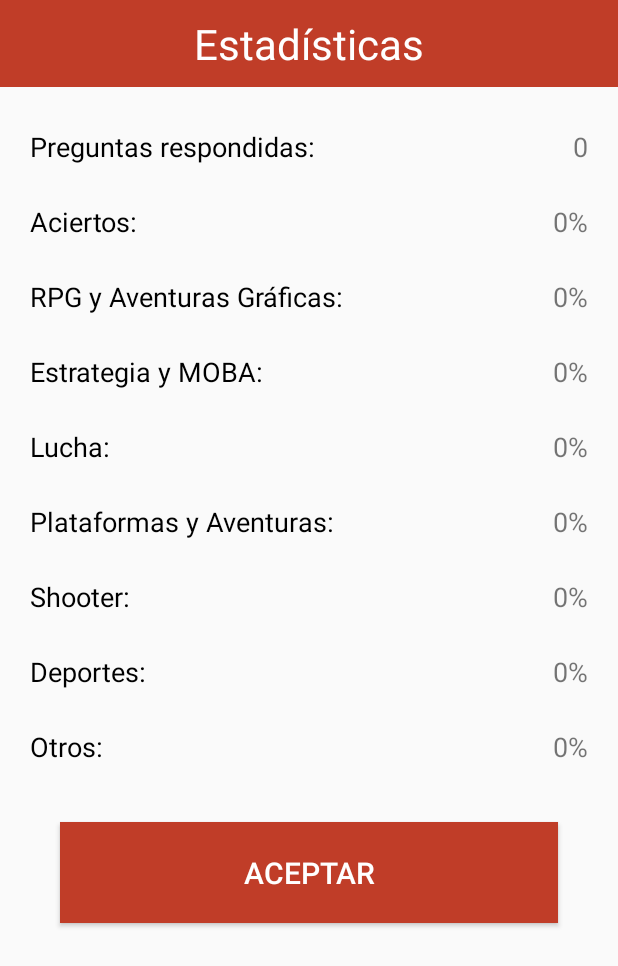
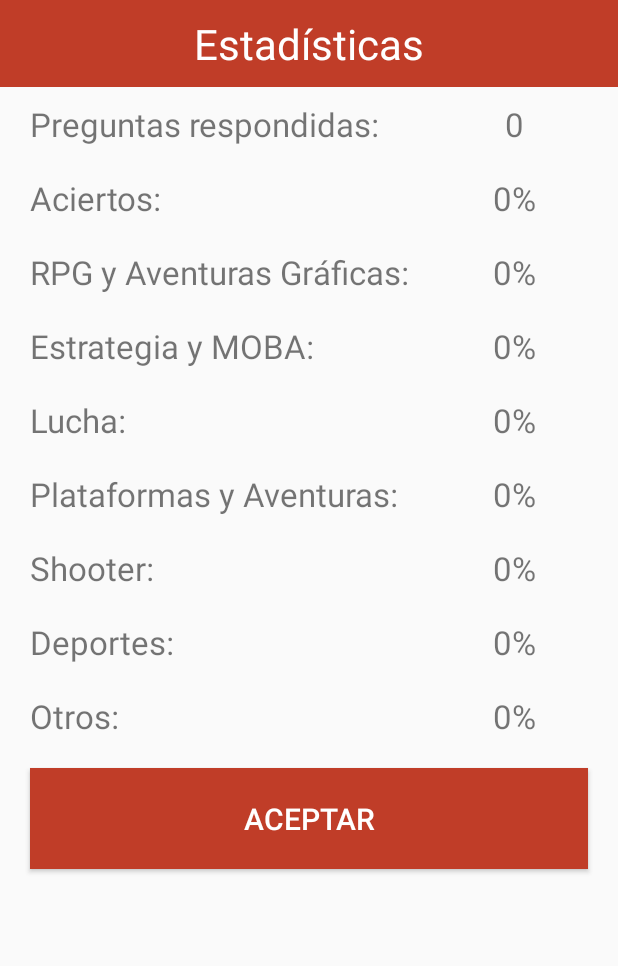
Before and after one commit to enylrad/Trivial_La_Ultima_y_Apago, an Android app: the fragment Registros placed in its activity, on a phone screen of 412 x 824 dp. Shown: the top 966 px of the screen. Run offline under Robolectric (Android 15) with nearby library versions, the phone set to English and light mode, and no system bars; libraries missing offline, so code that uses them is left out: com.rey.material; 3 statements that could not run were skipped.

Commit message:
Inicios de cambio de estilos, pantalla Estadisticas avanzada

```diff
--- a/app/src/main/res/layout/estadisticas_fragment.xml
+++ b/app/src/main/res/layout/estadisticas_fragment.xml
@@ -1,7 +1,6 @@
 <LinearLayout xmlns:android="http://schemas.android.com/apk/res/android"
     android:layout_width="match_parent"
     android:layout_height="match_parent"
-    android:gravity="end"
     android:orientation="vertical">
 
     <TextView
@@ -11,159 +10,124 @@
         android:gravity="center"
         android:padding="10dp"
         android:text="@string/estadisticas"
-        android:textAppearance="?android:attr/textAppearanceMedium"
         android:textColor="@color/blanco"
         android:textSize="28sp" />
 
-    <ScrollView
-        android:layout_width="match_parent"
-        android:layout_height="wrap_content">
-
-        <TableLayout
-            android:layout_width="match_parent"
-            android:layout_height="wrap_content"
-            android:padding="20dp">
-
-            <TableRow
-                android:layout_marginBottom="10dp"
-                android:minHeight="40dp">
+    <LinearLayout style="@style/EstadisticasLinearLayout">
 
         <TextView
-                    style="@style/TextoEstadisticas"
+            style="@style/EstadisticasTextViewDato"
             android:text="@string/preguntas_respondidas" />
 
         <TextView
             android:id="@+id/respondidas"
-                    style="@style/DatosEstadisticas"
-                    android:text="Resultado 1" />
+            style="@style/EstadisticasTextViewPorcentaje" />
 
-            </TableRow>
+    </LinearLayout>
 
-            <TableRow
-                android:layout_marginBottom="10dp"
-                android:minHeight="40dp">
+    <LinearLayout style="@style/EstadisticasLinearLayout">
 
         <TextView
-                    style="@style/TextoEstadisticas"
+            style="@style/EstadisticasTextViewDato"
             android:text="@string/preguntas_acertadas" />
 
         <TextView
             android:id="@+id/acertadas"
-                    style="@style/DatosEstadisticas"
-                    android:text="Resultado 1" />
+            style="@style/EstadisticasTextViewPorcentaje" />
 
-            </TableRow>
+    </LinearLayout>
 
-            <TableRow
-                android:layout_marginBottom="10dp"
-                android:minHeight="40dp">
+    <LinearLayout style="@style/EstadisticasLinearLayout">
 
         <TextView
-                    style="@style/TextoEstadisticas"
+            style="@style/EstadisticasTextViewDato"
             android:text="@string/categoria_RPG" />
 
         <TextView
             android:id="@+id/rpg_aventras_graficas"
-                    style="@style/DatosEstadisticas"
-                    android:text="Resultado 1" />
+            style="@style/EstadisticasTextViewPorcentaje" />
 
-            </TableRow>
+    </LinearLayout>
 
-            <TableRow
-                android:layout_marginBottom="10dp"
-                android:minHeight="40dp">
+    <LinearLayout style="@style/EstadisticasLinearLayout">
 
         <TextView
-                    style="@style/TextoEstadisticas"
+            style="@style/EstadisticasTextViewDato"
             android:text="@string/categoria_Estrategia" />
 
         <TextView
             android:id="@+id/estrategia"
-                    style="@style/DatosEstadisticas"
-                    android:text="Resultado 1" />
+            style="@style/EstadisticasTextViewPorcentaje" />
 
-            </TableRow>
+    </LinearLayout>
 
-            <TableRow
-                android:layout_marginBottom="10dp"
-                android:minHeight="40dp">
+    <LinearLayout style="@style/EstadisticasLinearLayout">
 
         <TextView
-                    style="@style/TextoEstadisticas"
+            style="@style/EstadisticasTextViewDato"
             android:text="@string/categoria_Lucha" />
 
         <TextView
             android:id="@+id/lucha"
-                    style="@style/DatosEstadisticas"
-                    android:text="Resultado 1" />
+            style="@style/EstadisticasTextViewPorcentaje" />
 
-            </TableRow>
+    </LinearLayout>
 
-            <TableRow
-                android:layout_marginBottom="10dp"
-                android:minHeight="40dp">
+    <LinearLayout style="@style/EstadisticasLinearLayout">
 
         <TextView
-                    style="@style/TextoEstadisticas"
+            style="@style/EstadisticasTextViewDato"
             android:text="@string/categoria_Plataformas" />
 
         <TextView
             android:id="@+id/plataformas_aventuras"
-                    style="@style/DatosEstadisticas"
-                    android:text="Resultado 1" />
+            style="@style/EstadisticasTextViewPorcentaje" />
 
-            </TableRow>
+    </LinearLayout>
 
-            <TableRow
-                android:layout_marginBottom="10dp"
-                android:minHeight="40dp">
+    <LinearLayout style="@style/EstadisticasLinearLayout">
 
         <TextView
-                    style="@style/TextoEstadisticas"
+            style="@style/EstadisticasTextViewDato"
             android:text="@string/categoria_Shooter" />
 
         <TextView
             android:id="@+id/shooter"
-                    style="@style/DatosEstadisticas"
-                    android:text="Resultado 1" />
+            style="@style/EstadisticasTextViewPorcentaje" />
 
-            </TableRow>
+    </LinearLayout>
 
-            <TableRow
-                android:layout_marginBottom="10dp"
-                android:minHeight="40dp">
+    <LinearLayout style="@style/EstadisticasLinearLayout">
 
         <TextView
-                    style="@style/TextoEstadisticas"
+            style="@style/EstadisticasTextViewDato"
             android:text="@string/categoria_Deportes" />
 
         <TextView
             android:id="@+id/deportes"
-                    style="@style/DatosEstadisticas"
-                    android:text="Resultado 1" />
+            style="@style/EstadisticasTextViewPorcentaje" />
 
-            </TableRow>
+    </LinearLayout>
 
-            <TableRow
-                android:layout_marginBottom="10dp"
-                android:minHeight="40dp">
+    <LinearLayout style="@style/EstadisticasLinearLayout">
 
         <TextView
-                    style="@style/TextoEstadisticas"
+            style="@style/EstadisticasTextViewDato"
             android:text="@string/categoria_Otros" />
 
         <TextView
             android:id="@+id/otros"
-                    style="@style/DatosEstadisticas"
-                    android:text="Resultado 1" />
+            style="@style/EstadisticasTextViewPorcentaje" />
 
-            </TableRow>
+    </LinearLayout>
 
     <Button
         android:id="@+id/aceptar"
         android:layout_width="match_parent"
         android:layout_height="wrap_content"
-                android:layout_margin="20dp"
+        android:layout_marginLeft="20dp"
+        android:layout_marginRight="20dp"
+        android:layout_marginTop="10dp"
         android:background="@drawable/boton"
         android:gravity="center"
         android:padding="20dp"
@@ -172,8 +136,4 @@
         android:textColor="@color/blanco"
         android:textSize="20sp" />
 
-        </TableLayout>
-
-    </ScrollView>
-
 </LinearLayout>
--- a/app/src/main/res/values/strings.xml
+++ b/app/src/main/res/values/strings.xml
@@ -119,5 +119,6 @@
 
     <string name="acercade">Acerca de</string>
     <string name="invitado">Invitado</string>
+    <string name="ejemplo_porcentaje">0%</string>
 
 </resources>
--- a/app/src/main/res/values/styles.xml
+++ b/app/src/main/res/values/styles.xml
@@ -3,48 +3,6 @@
     <!-- Base application theme. -->
     <style name="AppTheme" parent="Theme.AppCompat.Light.NoActionBar">
         <!-- Customize your theme here. -->
-    </style>
-
-    <style name="BotonMenu">
-        <item name="android:textSize">18sp</item>
-        <item name="android:textAllCaps">true</item>
-        <item name="android:textColor">@color/blanco</item>
-    </style>
-
-    <style name="TextoEstadisticas">
-        <item name="android:layout_width">0dp</item>
-        <item name="android:layout_weight">2</item>
-        <item name="android:layout_height">match_parent</item>
-        <item name="android:textSize">18sp</item>
-        <item name="android:textColor">@color/negro</item>
-        <item name="android:gravity">center_vertical</item>
-    </style>
-
-    <style name="DatosEstadisticas">
-        <item name="android:layout_width">0dp</item>
-        <item name="android:layout_weight">1</item>
-        <item name="android:layout_height">match_parent</item>
-        <item name="android:textSize">18sp</item>
-        <item name="android:gravity">right|center_vertical</item>
-    </style>
-
-    <style name="EnviarPreguntaTexto">
-        <item name="android:layout_height">match_parent</item>
-        <item name="android:textAppearance">?android:attr/textAppearanceMedium</item>
-        <item name="android:textColor">@color/negro</item>
-        <item name="android:textSize">18sp</item>
-        <item name="android:gravity">center_vertical</item>
-    </style>
-
-    <style name="EnviarPreguntaDatos">
-        <item name="android:layout_width">0dp</item>
-        <item name="android:layout_height">wrap_content</item>
-        <item name="android:layout_weight">1</item>
-        <item name="android:textColor">@color/negro</item>
-        <item name="android:textSize">18sp</item>
-        <item name="android:inputType">textCapSentences|textMultiLine</item>
-        <item name="android:maxLines">6</item>
-        <item name="android:scrollHorizontally">false</item>
     </style>
 
     <style name="SombreadoTexto">
@@ -57,4 +15,29 @@
         <item name="android:shadowRadius">3</item>
     </style>
 
+    <!-- estadisticas_fragment -->
+    <style name="EstadisticasLinearLayout">
+        <item name="android:layout_width">match_parent</item>
+        <item name="android:layout_height">wrap_content</item>
+        <item name="android:weightSum">100</item>
+        <item name="android:padding">10dp</item>
+    </style>
+
+    <style name="EstadisticasTextViewDato">
+        <item name="android:layout_width">0dp</item>
+        <item name="android:layout_height">match_parent</item>
+        <item name="android:layout_weight">70</item>
+        <item name="android:paddingLeft">10dp</item>
+        <item name="android:textSize">22sp</item>
+    </style>
+
+    <style name="EstadisticasTextViewPorcentaje">
+        <item name="android:layout_width">0dp</item>
+        <item name="android:layout_height">wrap_content</item>
+        <item name="android:layout_weight">30</item>
+        <item name="android:text">@string/ejemplo_porcentaje</item>
+        <item name="android:textSize">22sp</item>
+        <item name="android:gravity">center</item>
+    </style>
+
 </resources>
```
Lines whose indentation alone changed are shown as unchanged.
